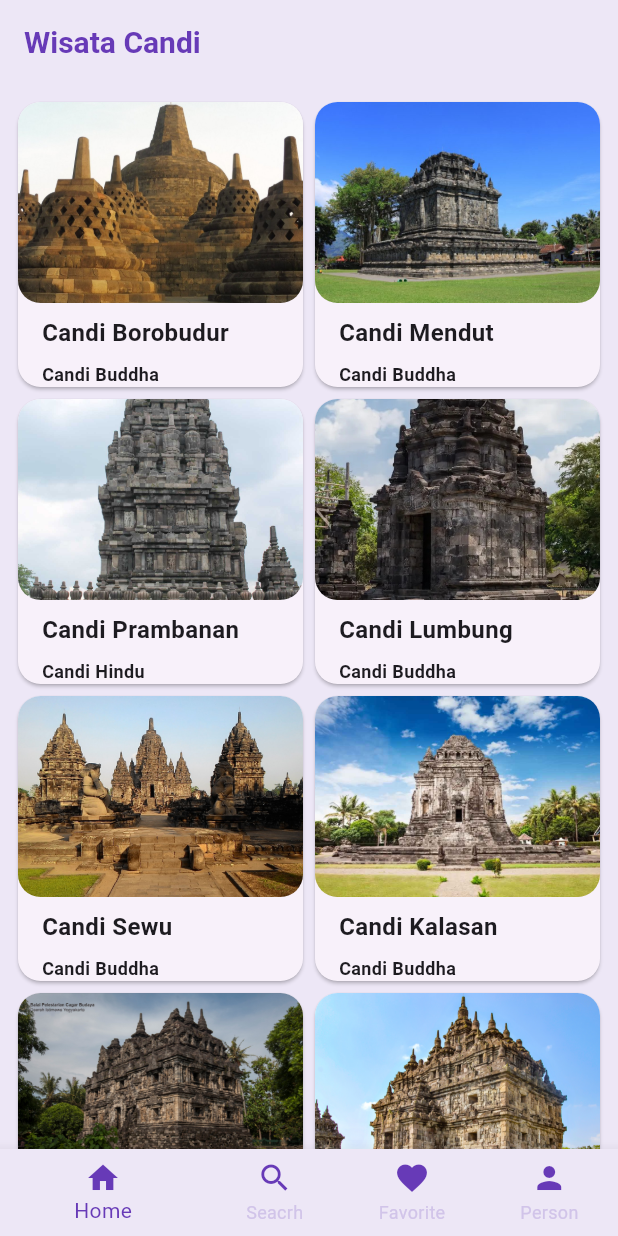
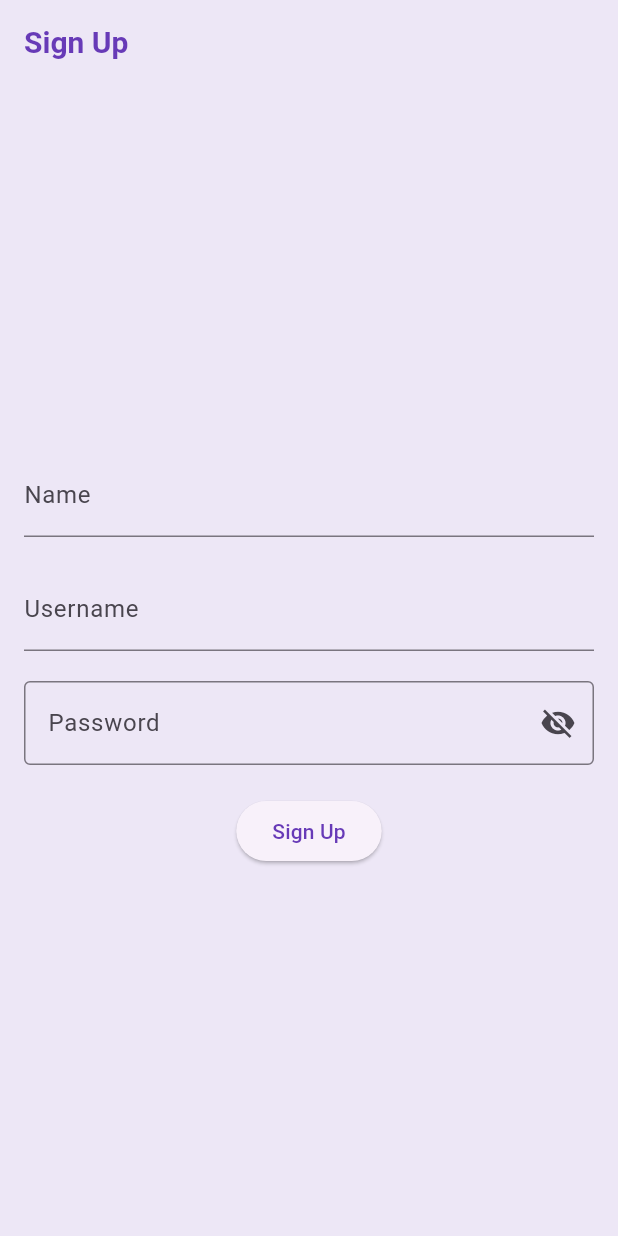
Before and after one commit to Mobile-Programming-MDP/materi-latihan-flutter-NyimasNisrinaaKamilah-2226250064, a Flutter app: the screen it shows after launch, on a phone screen of 412 x 824 dp. Run offline on Flutter 3.47's test engine with Material 2 defaults, Android fonts, the phone set to English and light mode, and no system bars.

Commit message:
Sign Up Screen

```diff
--- a/Wisata candi/wisata_candi/lib/main.dart
+++ b/Wisata candi/wisata_candi/lib/main.dart
@@ -5,6 +5,7 @@ import 'package:wisata_candi/screens/home_screen.dart';
 // import 'package:wisata_candi/screens/detail_screen.dart';
 import 'package:wisata_candi/screens/profile_screen.dart';
 import 'package:wisata_candi/screens/search_screen.dart';
+import 'package:wisata_candi/screens/signUpScreen.dart';
 // import 'package:wisata_candi/screens/SignInScreen.dart';
 
 void main() {
@@ -38,7 +39,8 @@ class MyApp extends StatelessWidget {
       //home: const SearchScreen(),
       //home: SignInScreen(),
       //home: DetailScreen(candi: candiList[0]),
-      home: MainScreen(),
+      //home: MainScreen(),
+      home: SignUpScreen(),
     );
   }
 }
--- /dev/null
+++ b/Wisata candi/wisata_candi/lib/screens/signUpScreen.dart
@@ -0,0 +1,117 @@
+import 'package:flutter/material.dart';
+import 'package:wisata_candi/screens/signInScreen.dart';
+
+class SignUpScreen extends StatefulWidget
+{
+  const SignUpScreen({super.key});
+
+  @override
+  State<SignUpScreen> createState()=> _SignUpScreenState();
+}
+
+class _SignUpScreenState extends State<SignUpScreen>
+{
+  final TextEditingController _nameController = TextEditingController();
+  final TextEditingController _usernameController = TextEditingController();
+  final TextEditingController _passwordController = TextEditingController();
+
+  String _errorText="";
+  bool _obscurePassword = true;
+
+  //TODO: 1 membuat fungsi _signUp
+  void _signUp()
+  {
+    final String name = _nameController.text.trim();
+    final String username = _usernameController.text.trim();
+    final String password = _passwordController.text.trim();
+
+      if(password.length < 8 || !password.contains(RegExp(r'[A-Z]')) || !password.contains(RegExp(r'[a-z]')) || !password.contains(RegExp(r'[0-9]')) || !password.contains(RegExp(r'[!@#\$%^&*(),.?":{}|<>]')))
+      {
+        setState(() {
+          _errorText = 'Minimal 8 Karakter, kombinasi [A-Z], [a-z], [0-9],[!@#\$%^&*(),.?":{}|<>]';
+        });
+      }
+      else
+      {
+        setState(() {
+          _errorText = "";
+        });
+      }
+
+    print('* Sign Up berhasil! ');
+    print('Nama Pengguna: $username');
+    print('Password: $password');
+  }
+
+  //TODO: 2 membuat fungsi dispose
+  @override
+  void dispose ()
+  {
+    _nameController.dispose();
+    _usernameController.dispose();
+    _passwordController.dispose();
+  }
+
+  @override
+  Widget build(BuildContext context)
+  {
+    return Scaffold(
+      appBar: AppBar (
+        title: const Text('Sign Up'),
+      ),
+      body: Center (
+        child: SingleChildScrollView(
+          child: Padding(padding: const EdgeInsets.all(16),
+          child: Form(child: Column(
+            crossAxisAlignment: CrossAxisAlignment.center,
+            mainAxisAlignment: MainAxisAlignment.center,
+            children: [
+              TextFormField(
+                controller: _nameController,
+                decoration: InputDecoration(
+                  labelText: 'Name',
+                  hintText: 'Masukkan Nama Anda',
+                ),
+              ),
+              const SizedBox(height: 20),
+              TextFormField(
+                controller: _usernameController,
+                decoration: InputDecoration(
+                  labelText: 'Username',
+                  hintText: 'Masukkan Username',
+                  errorText: _errorText.isNotEmpty ? _errorText: null,
+                ),
+              ),
+              const SizedBox(height: 20),
+              TextFormField(
+                controller: _passwordController,
+                decoration: InputDecoration(
+                  labelText: 'Password',
+                  hintText: 'Masukkan Password',
+                  errorText: _errorText.isNotEmpty ? _errorText: null,
+                  border: const OutlineInputBorder(),
+                  suffixIcon: IconButton(
+                     icon: Icon(
+                      _obscurePassword ? Icons.visibility_off : Icons.visibility,
+                     ),
+                     onPressed: () {
+                      setState(() {
+                        _obscurePassword =! _obscurePassword;
+                      });
+                     },
+                  ),
+                ),
+                ),
+                 const SizedBox(height: 20),
+                ElevatedButton(
+                  onPressed: _signUp,
+                  child: Text('Sign Up'),
+              ),
+            ],
+          )),
+          ),
+        ),
+      ),
+    );
+  }
+}
```
